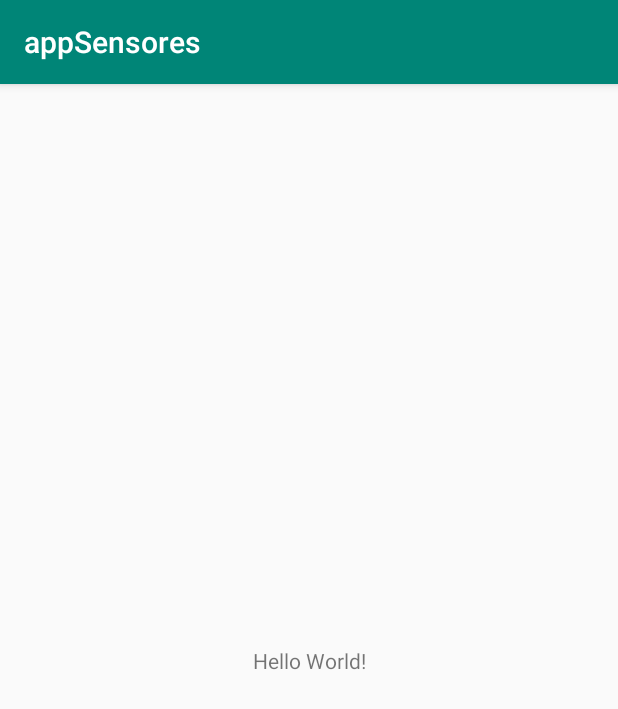
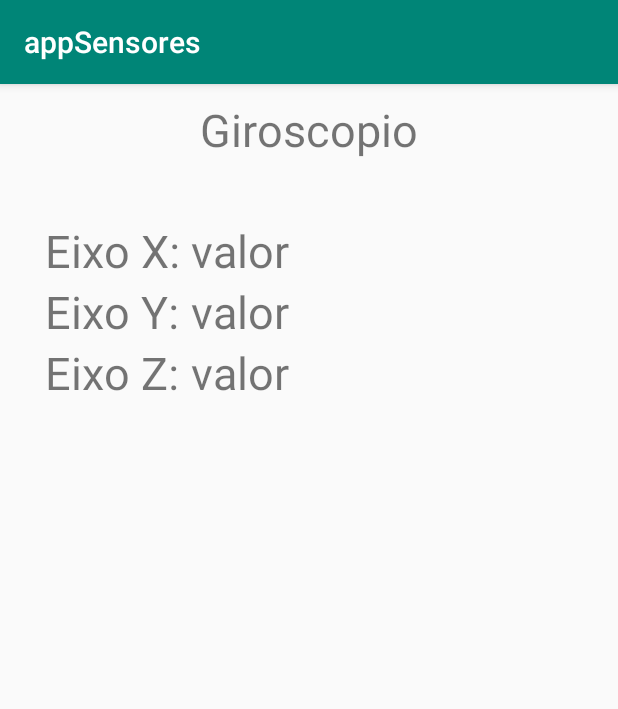
Before and after one commit to thiagodantas90/appSensores, an Android app: the screen it shows after launch (MainActivity), on a phone screen of 412 x 824 dp. Shown: the top 709 px of the screen. Run offline under Robolectric (Android 15) with nearby library versions, the phone set to English and light mode, and no system bars.

Commit message:
Giroscopio

```diff
--- a/app/src/main/java/com/example/appsensores/MainActivity.kt
+++ b/app/src/main/java/com/example/appsensores/MainActivity.kt
@@ -1,12 +1,67 @@
 package com.example.appsensores
 
+import android.content.Context
+import android.hardware.Sensor
+import android.hardware.SensorEvent
 import androidx.appcompat.app.AppCompatActivity
 import android.os.Bundle
+import android.hardware.SensorEventListener
+import android.hardware.SensorManager
+import kotlinx.android.synthetic.main.activity_main.*
+import kotlinx.android.synthetic.main.activity_main.view.*
+import java.io.IOException
 
-class MainActivity : AppCompatActivity() {
+
+class MainActivity : AppCompatActivity(), SensorEventListener{
+
+    var sensor:Sensor? = null
+    var sensorManage:SensorManager?=null
+    var isRunning = false
+    var valorGiroscopioX: Float? =null
+    var valorGiroscopioY: Float? =null
+    var valorGiroscopioZ: Float? =null
+
+    override fun onAccuracyChanged(sensor: Sensor?, accuracy: Int) {
+
+    }
+
+    override fun onSensorChanged(event: SensorEvent?) {
+        if (event != null) {
+            valorGiroscopioX = event!!.values[0]
+            valorGiroscopioY = event!!.values[1]
+            valorGiroscopioZ = event!!.values[2]
+        }
+        eixoX.text = valorGiroscopioX.toString()
+        eixoY.text = valorGiroscopioY.toString()
+        eixoZ.text = valorGiroscopioZ.toString()
+//        try {
+//            if(event!!.values[0]<30 && isRunning == false){
+//                isRunning = true
+//
+//            }
+//        }catch (e:IOException){
+//
+//        }
+    }
 
     override fun onCreate(savedInstanceState: Bundle?) {
         super.onCreate(savedInstanceState)
         setContentView(R.layout.activity_main)
+
+        sensorManage = getSystemService(Context.SENSOR_SERVICE) as SensorManager
+        sensor = sensorManage!!.getDefaultSensor(Sensor.TYPE_GYROSCOPE)
+
+
     }
+
+    override fun onResume() {
+        super.onResume()
+        sensorManage?.registerListener(this,sensor, SensorManager.SENSOR_DELAY_NORMAL)
+    }
+
+    override fun onPause() {
+        super.onPause()
+        sensorManage?.unregisterListener(this)
+    }
+
 }
--- a/app/src/main/res/layout/activity_main.xml
+++ b/app/src/main/res/layout/activity_main.xml
@@ -1,18 +1,79 @@
 <?xml version="1.0" encoding="utf-8"?>
-<androidx.constraintlayout.widget.ConstraintLayout xmlns:android="http://schemas.android.com/apk/res/android"
+<LinearLayout xmlns:android="http://schemas.android.com/apk/res/android"
     xmlns:app="http://schemas.android.com/apk/res-auto"
     xmlns:tools="http://schemas.android.com/tools"
+    android:id="@+id/textoValor"
     android:layout_width="match_parent"
     android:layout_height="match_parent"
+    android:gravity="center"
+    android:orientation="vertical"
     tools:context=".MainActivity">
 
     <TextView
+        android:id="@+id/textView"
+
         android:layout_width="wrap_content"
         android:layout_height="wrap_content"
-        android:text="Hello World!"
-        app:layout_constraintBottom_toBottomOf="parent"
-        app:layout_constraintLeft_toLeftOf="parent"
-        app:layout_constraintRight_toRightOf="parent"
-        app:layout_constraintTop_toTopOf="parent" />
+        android:layout_margin="10dp"
+        android:text="Giroscopio"
+        android:textSize="30dp" />
 
-</androidx.constraintlayout.widget.ConstraintLayout>
+    <TableLayout
+
+        android:layout_margin="30dp"
+        android:layout_width="match_parent"
+        android:layout_height="match_parent">
+
+        <TableRow
+            android:layout_width="match_parent"
+            android:layout_height="match_parent" >
+
+            <TextView
+                android:layout_width="wrap_content"
+                android:layout_height="wrap_content"
+                android:text="Eixo X: "
+                android:textSize="30dp"/>
+
+            <TextView
+                android:id="@+id/eixoX"
+                android:layout_width="wrap_content"
+                android:layout_height="wrap_content"
+                android:text="valor"
+                android:textSize="30dp" />
+        </TableRow>
+
+        <TableRow
+            android:layout_width="match_parent"
+            android:layout_height="match_parent" >
+            <TextView
+                android:layout_width="wrap_content"
+                android:layout_height="wrap_content"
+                android:text="Eixo Y: "
+                android:textSize="30dp"/>
+            <TextView
+                android:id="@+id/eixoY"
+                android:layout_width="wrap_content"
+                android:layout_height="wrap_content"
+                android:text="valor"
+                android:textSize="30dp" />
+        </TableRow>
+
+        <TableRow
+            android:layout_width="match_parent"
+            android:layout_height="match_parent" >
+            <TextView
+                android:layout_width="wrap_content"
+                android:layout_height="wrap_content"
+                android:text="Eixo Z: "
+                android:textSize="30dp"/>
+            <TextView
+                android:id="@+id/eixoZ"
+                android:layout_width="wrap_content"
+                android:layout_height="wrap_content"
+                android:text="valor"
+                android:textSize="30dp" />
+        </TableRow>
+
+    </TableLayout>
+
+</LinearLayout>
--- a/build.gradle
+++ b/build.gradle
@@ -8,7 +8,7 @@ buildscript {
 
     }
     dependencies {
-        classpath 'com.android.tools.build:gradle:3.5.1'
+        classpath 'com.android.tools.build:gradle:3.5.2'
         classpath "org.jetbrains.kotlin:kotlin-gradle-plugin:$kotlin_version"
         // NOTE: Do not place your application dependencies here; they belong
         // in the individual module build.gradle files
```
